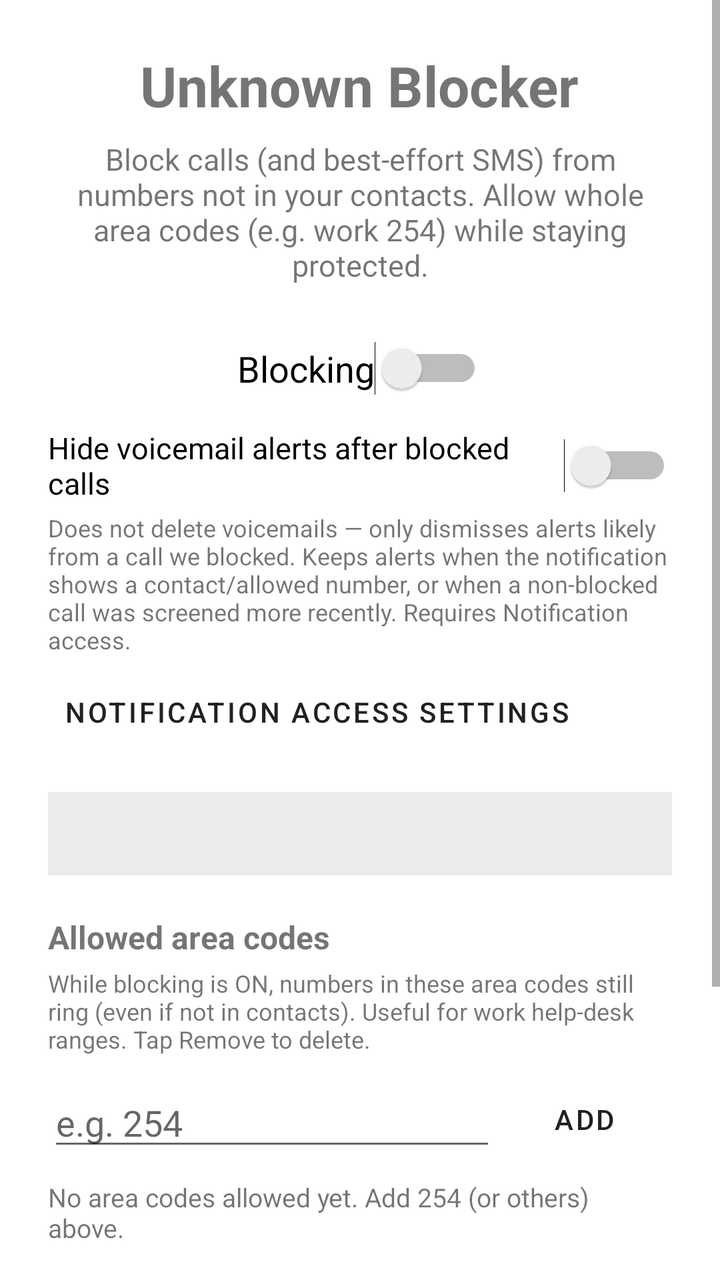
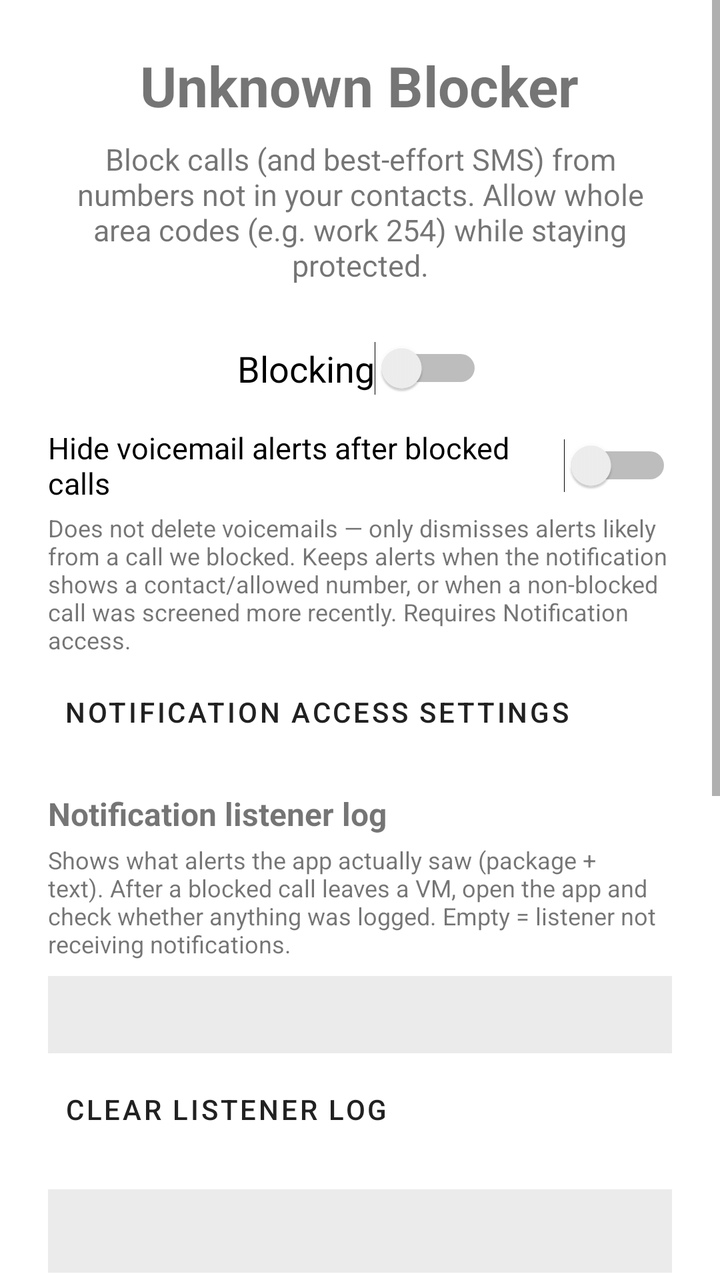

An Android layout rendered at two revisions. The XML below is the earlier revision; the diff shows what the commit changed to produce the second picture.
<!-- AndroidManifest.xml: application theme Theme.MaterialComponents.DayNight.DarkActionBar -->
<!-- res/layout/activity_main.xml -->
<?xml version="1.0" encoding="utf-8"?>
<ScrollView xmlns:android="http://schemas.android.com/apk/res/android"
    android:id="@+id/mainScroll"
    android:layout_width="match_parent"
    android:layout_height="match_parent"
    android:clipToPadding="false"
    android:fillViewport="true"
    android:scrollbars="vertical">

    <LinearLayout
        android:layout_width="match_parent"
        android:layout_height="wrap_content"
        android:orientation="vertical"
        android:padding="24dp"
        android:paddingBottom="32dp">

        <TextView
            android:layout_width="wrap_content"
            android:layout_height="wrap_content"
            android:layout_gravity="center_horizontal"
            android:text="@string/app_title"
            android:textSize="28sp"
            android:textStyle="bold" />

        <TextView
            android:layout_width="match_parent"
            android:layout_height="wrap_content"
            android:layout_marginTop="8dp"
            android:gravity="center"
            android:text="@string/app_subtitle"
            android:textSize="15sp" />

        <Switch
            android:id="@+id/toggleSwitch"
            android:layout_width="wrap_content"
            android:layout_height="wrap_content"
            android:layout_gravity="center_horizontal"
            android:layout_marginTop="28dp"
            android:text="@string/toggle_label"
            android:textSize="18sp" />

        <Switch
            android:id="@+id/suppressVmSwitch"
            android:layout_width="match_parent"
            android:layout_height="wrap_content"
            android:layout_marginTop="16dp"
            android:text="@string/suppress_vm_label"
            android:textSize="15sp" />

        <TextView
            android:layout_width="match_parent"
            android:layout_height="wrap_content"
            android:layout_marginTop="4dp"
            android:text="@string/suppress_vm_help"
            android:textSize="12sp" />

        <Button
            android:id="@+id/notificationAccessButton"
            style="?android:attr/buttonBarButtonStyle"
            android:layout_width="wrap_content"
            android:layout_height="wrap_content"
            android:layout_marginTop="4dp"
            android:text="@string/open_notification_access" />

        <TextView
            android:id="@+id/statusText"
            android:layout_width="match_parent"
            android:layout_height="wrap_content"
            android:layout_marginTop="16dp"
            android:background="#14000000"
            android:lineSpacingExtra="4dp"
            android:padding="12dp"
            android:textIsSelectable="true"
            android:textSize="13sp" />

        
        <TextView
            android:layout_width="match_parent"
            android:layout_height="wrap_content"
            android:layout_marginTop="20dp"
            android:text="@string/area_codes_header"
            android:textSize="16sp"
            android:textStyle="bold" />

        <TextView
            android:layout_width="match_parent"
            android:layout_height="wrap_content"
            android:layout_marginTop="4dp"
            android:text="@string/area_codes_help"
            android:textSize="12sp" />

        <LinearLayout
            android:layout_width="match_parent"
            android:layout_height="wrap_content"
            android:layout_marginTop="8dp"
            android:gravity="center_vertical"
            android:orientation="horizontal">

            <EditText
                android:id="@+id/areaCodeInput"
                android:layout_width="0dp"
                android:layout_height="wrap_content"
                android:layout_weight="1"
                android:hint="@string/area_code_hint"
                android:importantForAutofill="no"
                android:inputType="number"
                android:maxLength="3"
                android:maxLines="1" />

            <Button
                android:id="@+id/addAreaCodeButton"
                style="?android:attr/buttonBarButtonStyle"
                android:layout_width="wrap_content"
                android:layout_height="wrap_content"
                android:text="@string/add" />
        </LinearLayout>

        <TextView
            android:id="@+id/areaCodesEmpty"
            android:layout_width="match_parent"
            android:layout_height="wrap_content"
            android:layout_marginTop="6dp"
            android:text="@string/area_codes_empty"
            android:textSize="13sp" />

        <LinearLayout
            android:id="@+id/areaCodesContainer"
            android:layout_width="match_parent"
            android:layout_height="wrap_content"
            android:layout_marginTop="4dp"
            android:orientation="vertical" />

        <LinearLayout
            android:layout_width="match_parent"
            android:layout_height="wrap_content"
            android:layout_marginTop="20dp"
            android:gravity="center_vertical"
            android:orientation="horizontal">

            <TextView
                android:id="@+id/logHeader"
                android:layout_width="0dp"
                android:layout_height="wrap_content"
                android:layout_weight="1"
                android:text="@string/blocked_history_header_default"
                android:textSize="16sp"
                android:textStyle="bold" />

            <Button
                android:id="@+id/refreshButton"
                style="?android:attr/buttonBarButtonStyle"
                android:layout_width="wrap_content"
                android:layout_height="wrap_content"
                android:text="@string/refresh" />

            <Button
                android:id="@+id/clearLogButton"
                style="?android:attr/buttonBarButtonStyle"
                android:layout_width="wrap_content"
                android:layout_height="wrap_content"
                android:text="@string/clear" />
        </LinearLayout>

        <TextView
            android:id="@+id/emptyLogText"
            android:layout_width="match_parent"
            android:layout_height="wrap_content"
            android:layout_marginTop="12dp"
            android:gravity="center"
            android:padding="24dp"
            android:text="@string/empty_log"
            android:textSize="14sp" />

        
        <LinearLayout
            android:id="@+id/blockedListContainer"
            android:layout_width="match_parent"
            android:layout_height="wrap_content"
            android:layout_marginTop="8dp"
            android:orientation="vertical"
            android:visibility="gone" />

    </LinearLayout>
</ScrollView>
<!-- resources referenced by this layout -->
<resources>
  <string name="add">Add</string>
  <string name="app_subtitle">Block calls (and best-effort SMS) from numbers not in your contacts. Allow whole area codes (e.g. work 254) while staying protected.</string>
  <string name="app_title">Unknown Blocker</string>
  <string name="area_code_hint">e.g. 254</string>
  <string name="area_codes_empty">No area codes allowed yet. Add 254 (or others) above.</string>
  <string name="area_codes_header">Allowed area codes</string>
  <string name="area_codes_help">While blocking is ON, numbers in these area codes still ring (even if not in contacts). Useful for work help-desk ranges. Tap Remove to delete.</string>
  <string name="blocked_history_header_default">Blocked history (0)</string>
  <string name="clear">Clear</string>
  <string name="empty_log">No blocked numbers yet.\nWhen a non-contact call is rejected, it will show up here.</string>
  <string name="open_notification_access">Notification access settings</string>
  <string name="refresh">Refresh</string>
  <string name="suppress_vm_help">Does not delete voicemails — only dismisses alerts likely from a call we blocked. Keeps alerts when the notification shows a contact/allowed number, or when a non-blocked call was screened more recently. Requires Notification access.</string>
  <string name="suppress_vm_label">Hide voicemail alerts after blocked calls</string>
  <string name="toggle_label">Blocking</string>
</resources>

<!-- the commit's change to res/layout/activity_main.xml (unified diff, before → after) -->
@@ -63,6 +63,41 @@
             android:text="@string/open_notification_access" />
 
         <TextView
+            android:layout_width="match_parent"
+            android:layout_height="wrap_content"
+            android:layout_marginTop="16dp"
+            android:text="@string/probe_header"
+            android:textSize="16sp"
+            android:textStyle="bold" />
+
+        <TextView
+            android:layout_width="match_parent"
+            android:layout_height="wrap_content"
+            android:layout_marginTop="4dp"
+            android:text="@string/probe_help"
+            android:textSize="12sp" />
+
+        <TextView
+            android:id="@+id/probeText"
+            android:layout_width="match_parent"
+            android:layout_height="wrap_content"
+            android:layout_marginTop="8dp"
+            android:background="#14000000"
+            android:fontFamily="monospace"
+            android:lineSpacingExtra="2dp"
+            android:padding="12dp"
+            android:textIsSelectable="true"
+            android:textSize="11sp" />
+
+        <Button
+            android:id="@+id/clearProbeButton"
+            style="?android:attr/buttonBarButtonStyle"
+            android:layout_width="wrap_content"
+            android:layout_height="wrap_content"
+            android:layout_marginTop="4dp"
+            android:text="@string/clear_probe" />
+
+        <TextView
             android:id="@+id/statusText"
             android:layout_width="match_parent"
             android:layout_height="wrap_content"
<!-- resource entries referenced after the edit -->
@@ -9,8 +9,11 @@
   <string name="area_codes_help">While blocking is ON, numbers in these area codes still ring (even if not in contacts). Useful for work help-desk ranges. Tap Remove to delete.</string>
   <string name="blocked_history_header_default">Blocked history (0)</string>
   <string name="clear">Clear</string>
+  <string name="clear_probe">Clear listener log</string>
   <string name="empty_log">No blocked numbers yet.\nWhen a non-contact call is rejected, it will show up here.</string>
   <string name="open_notification_access">Notification access settings</string>
+  <string name="probe_header">Notification listener log</string>
+  <string name="probe_help">Shows what alerts the app actually saw (package + text). After a blocked call leaves a VM, open the app and check whether anything was logged. Empty = listener not receiving notifications.</string>
   <string name="refresh">Refresh</string>
   <string name="suppress_vm_help">Does not delete voicemails — only dismisses alerts likely from a call we blocked. Keeps alerts when the notification shows a contact/allowed number, or when a non-blocked call was screened more recently. Requires Notification access.</string>
   <string name="suppress_vm_label">Hide voicemail alerts after blocked calls</string>
